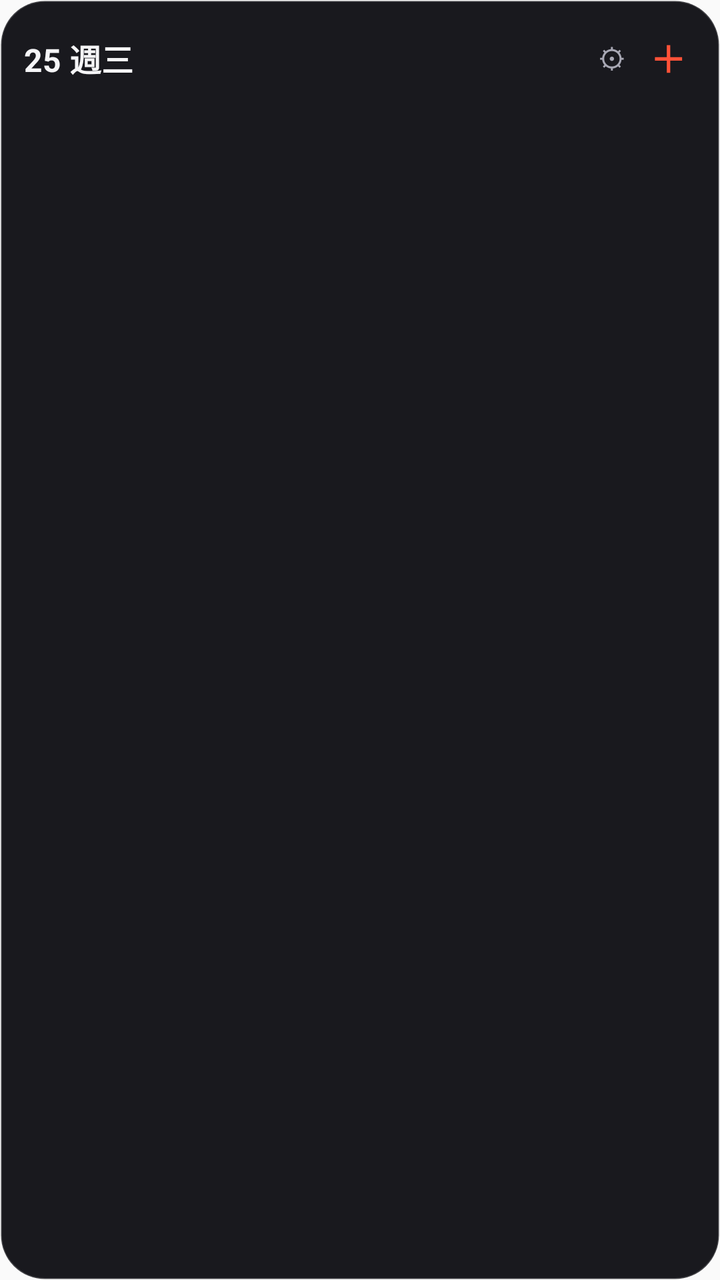
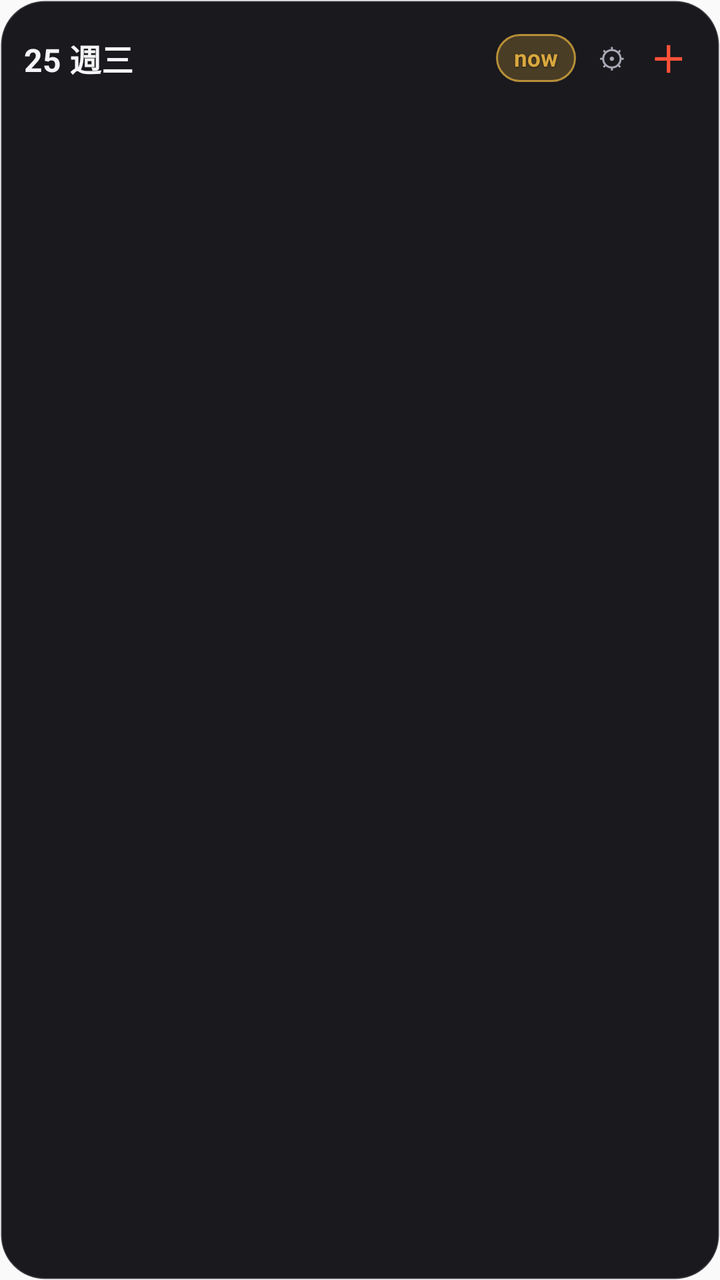

The first picture is an Android layout as it rendered before a commit; the second is the same layout after the commit. The layout source and the unified diff follow.
<!-- AndroidManifest.xml: application theme Theme.DXCalendar -->
<!-- res/layout/widget_scrollable_list.xml -->
<?xml version="1.0" encoding="utf-8"?>
<FrameLayout xmlns:android="http://schemas.android.com/apk/res/android"
    android:id="@+id/widget_list_root"
    android:layout_width="match_parent"
    android:layout_height="match_parent"
    android:background="@android:color/transparent">

    
    <ImageView
        android:id="@+id/widget_bg_layer"
        android:layout_width="match_parent"
        android:layout_height="match_parent"
        android:importantForAccessibility="no"
        android:scaleType="fitXY"
        android:src="@drawable/bg_widget_dark_solid" />

    <LinearLayout
        android:layout_width="match_parent"
        android:layout_height="match_parent"
        android:orientation="vertical"
        android:padding="12dp">

        <LinearLayout
            android:layout_width="match_parent"
            android:layout_height="34dp"
            android:gravity="center_vertical"
            android:orientation="horizontal">

            <TextView
                android:id="@+id/widget_list_header_title"
                android:layout_width="wrap_content"
                android:layout_height="wrap_content"
                android:text="25 週三"
                android:textColor="#FFF5F5F7"
                android:textSize="16sp"
                android:textStyle="bold" />

            <TextView
                android:id="@+id/widget_list_badge"
                android:layout_width="0dp"
                android:layout_height="wrap_content"
                android:layout_weight="1"
                android:paddingStart="8dp"
                android:paddingEnd="8dp"
                android:text=""
                android:textColor="#FFFF8A65"
                android:textSize="12sp" />

            <TextView
                android:id="@+id/btn_widget_list_config"
                android:layout_width="28dp"
                android:layout_height="28dp"
                android:gravity="center"
                android:text="⚙"
                android:textColor="#FFA8A8B4"
                android:textSize="14sp" />

            <TextView
                android:id="@+id/btn_widget_list_add"
                android:layout_width="28dp"
                android:layout_height="28dp"
                android:gravity="center"
                android:text="＋"
                android:textColor="#FFFF5238"
                android:textSize="18sp"
                android:textStyle="bold" />
        </LinearLayout>

        <ListView
            android:id="@+id/widget_list_view"
            android:layout_width="match_parent"
            android:layout_height="0dp"
            android:layout_weight="1"
            android:divider="@android:color/transparent"
            android:dividerHeight="5dp" />

        <TextView
            android:id="@+id/widget_empty_text"
            android:layout_width="match_parent"
            android:layout_height="0dp"
            android:layout_weight="1"
            android:gravity="center"
            android:text="近期無公開行程或待辦事項"
            android:textColor="#FF8E8E96"
            android:textSize="13sp"
            android:visibility="gone" />
    </LinearLayout>
</FrameLayout>
<!-- resources referenced by this layout -->
<resources>
  <!-- drawable bg_widget_dark_solid (drawable) -->
  <?xml version="1.0" encoding="utf-8"?>
  <shape xmlns:android="http://schemas.android.com/apk/res/android"
      android:shape="rectangle">
      <solid android:color="#FF19191E" />
      <corners android:radius="22dp" />
      <stroke android:width="1dp" android:color="#2EFFFFFF" />
  </shape>
  <style name="Theme.DXCalendar" parent="Theme.AppCompat.DayNight.NoActionBar">
          <item name="android:statusBarColor">@android:color/transparent</item>
          <item name="android:navigationBarColor">@android:color/transparent</item>
      </style>
</resources>

<!-- the commit's change to res/layout/widget_scrollable_list.xml (unified diff, before → after) -->
@@ -47,6 +47,22 @@
                 android:textSize="12sp" />
 
             <TextView
+                android:id="@+id/btn_widget_list_now"
+                android:layout_width="wrap_content"
+                android:layout_height="24dp"
+                android:layout_marginEnd="4dp"
+                android:background="@drawable/bg_widget_now_pill_dark"
+                android:gravity="center"
+                android:paddingHorizontal="9dp"
+                android:shadowColor="#80000000"
+                android:shadowDy="1"
+                android:shadowRadius="2"
+                android:text="now"
+                android:textColor="#FFD9A83E"
+                android:textSize="11.5sp"
+                android:textStyle="bold" />
+
+            <TextView
                 android:id="@+id/btn_widget_list_config"
                 android:layout_width="28dp"
                 android:layout_height="28dp"
<!-- resource entries referenced after the edit -->
@@ -8,6 +8,16 @@
       <corners android:radius="22dp" />
       <stroke android:width="1dp" android:color="#2EFFFFFF" />
   </shape>
+  <!-- drawable bg_widget_now_pill_dark (drawable) -->
+  <?xml version="1.0" encoding="utf-8"?>
+  <shape xmlns:android="http://schemas.android.com/apk/res/android"
+      android:shape="rectangle">
+      <solid android:color="#40D9A83E" />
+      <stroke
+          android:width="1dp"
+          android:color="#CCD9A83E" />
+      <corners android:radius="12dp" />
+  </shape>
   <style name="Theme.DXCalendar" parent="Theme.AppCompat.DayNight.NoActionBar">
           <item name="android:statusBarColor">@android:color/transparent</item>
           <item name="android:navigationBarColor">@android:color/transparent</item>
